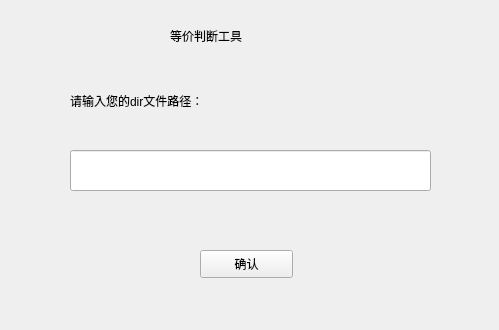
Old version of the form eqminer/widget.ui in the repository Zhangmj0621/Equminer.
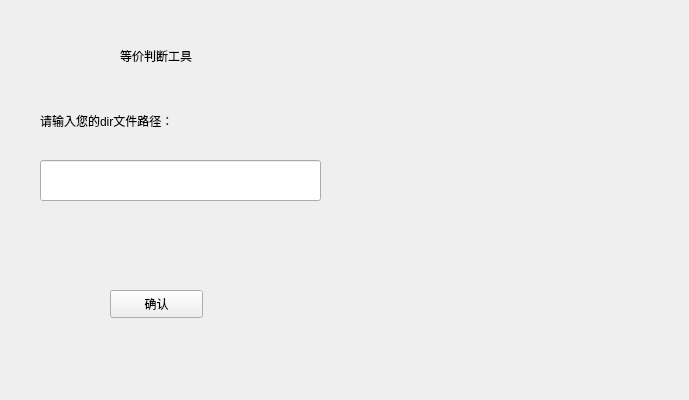
New version of the form.

What changed in the file:
```diff
--- a/eqminer/widget.ui
+++ b/eqminer/widget.ui
@@ -6,8 +6,8 @@
    <rect>
     <x>0</x>
     <y>0</y>
-    <width>499</width>
-    <height>330</height>
+    <width>689</width>
+    <height>400</height>
    </rect>
   </property>
   <property name="windowTitle">
@@ -16,8 +16,8 @@
   <widget class="QLabel" name="label">
    <property name="geometry">
     <rect>
-     <x>70</x>
-     <y>60</y>
+     <x>40</x>
+     <y>80</y>
      <width>261</width>
      <height>81</height>
     </rect>
@@ -32,9 +32,9 @@
   <widget class="QLineEdit" name="lineEdit">
    <property name="geometry">
     <rect>
-     <x>70</x>
-     <y>150</y>
-     <width>361</width>
+     <x>40</x>
+     <y>160</y>
+     <width>281</width>
      <height>41</height>
     </rect>
    </property>
@@ -42,8 +42,8 @@
   <widget class="QPushButton" name="pushButton">
    <property name="geometry">
     <rect>
-     <x>200</x>
-     <y>250</y>
+     <x>110</x>
+     <y>290</y>
      <width>93</width>
      <height>28</height>
     </rect>
@@ -55,8 +55,8 @@
   <widget class="QLabel" name="label_2">
    <property name="geometry">
     <rect>
-     <x>170</x>
-     <y>10</y>
+     <x>120</x>
+     <y>30</y>
      <width>191</width>
      <height>51</height>
     </rect>
```
